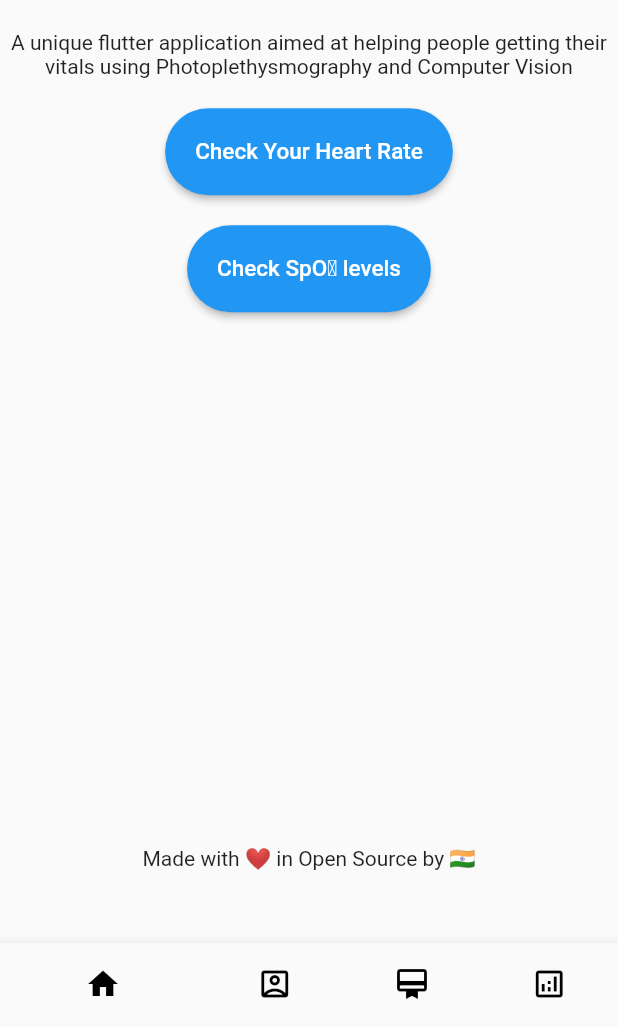
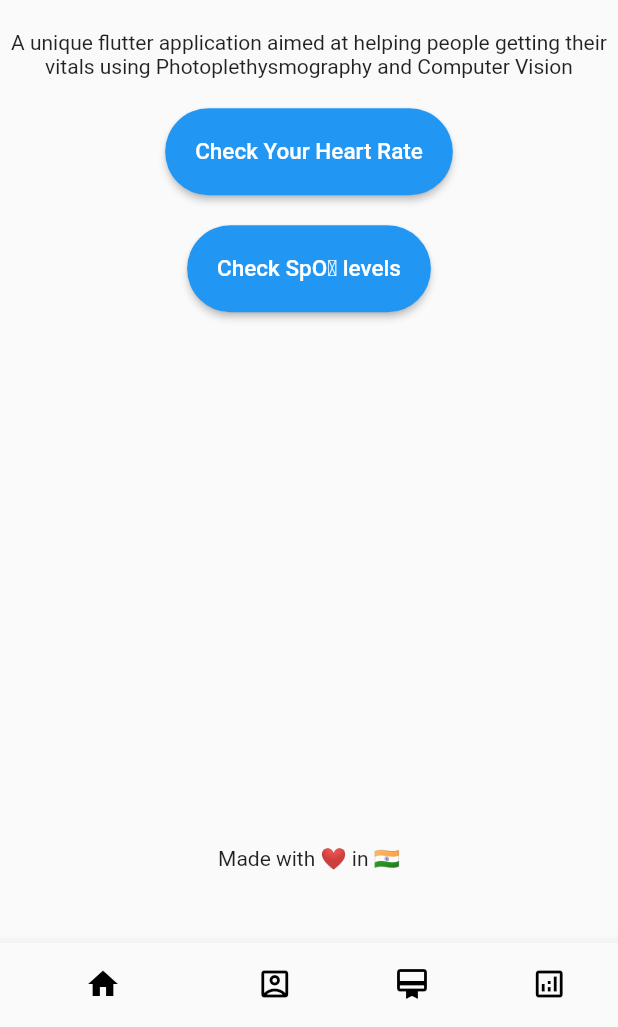
Before and after one commit to smaranjitghose/Upcharika, a Flutter app: the screen it shows after launch, on a phone screen of 412 x 824 dp, the part 209-1236 px from its top. Run offline on Flutter 3.47's test engine with Material 2 defaults, Android fonts, the light colour scheme and no system bars; our stand-ins replace camera, charts_flutter, wakelock.

Commit message:
added the required changes.

```diff
--- a/lib/Home.dart
+++ b/lib/Home.dart
@@ -93,7 +93,7 @@ class _MyHomePageState extends State<MyHomePage> {
               width: 340,
               height: 320,
             ),
-            Text("Made with ❤️ in Open Source by 🇮🇳")
+            Text("Made with ❤️ in 🇮🇳")
           ],
         ),
       ),
```
